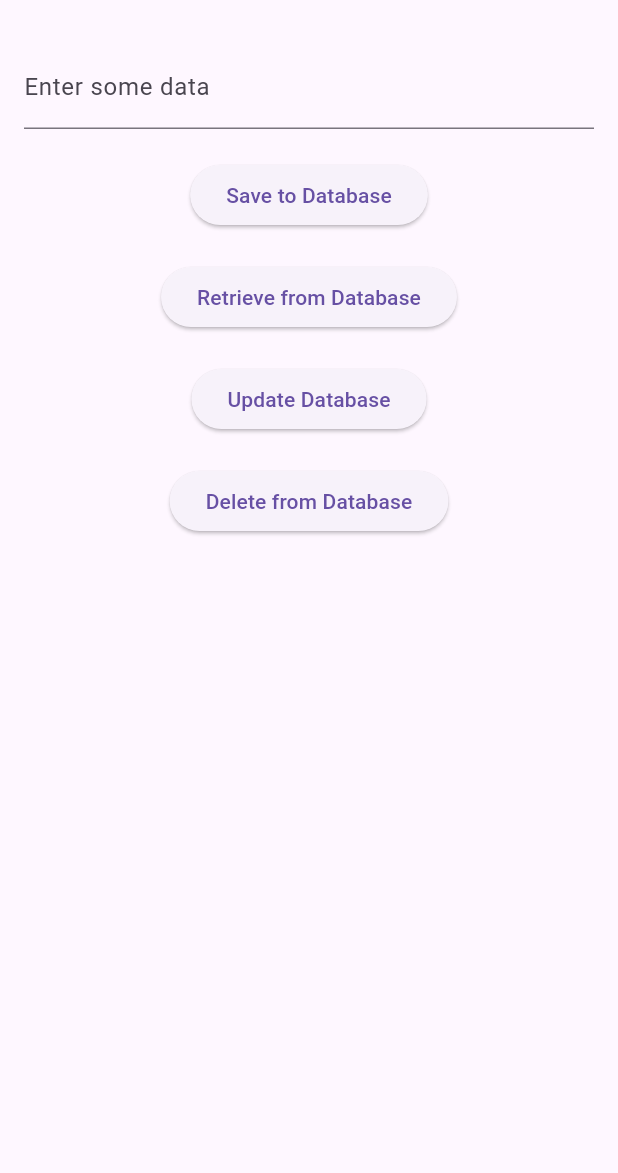
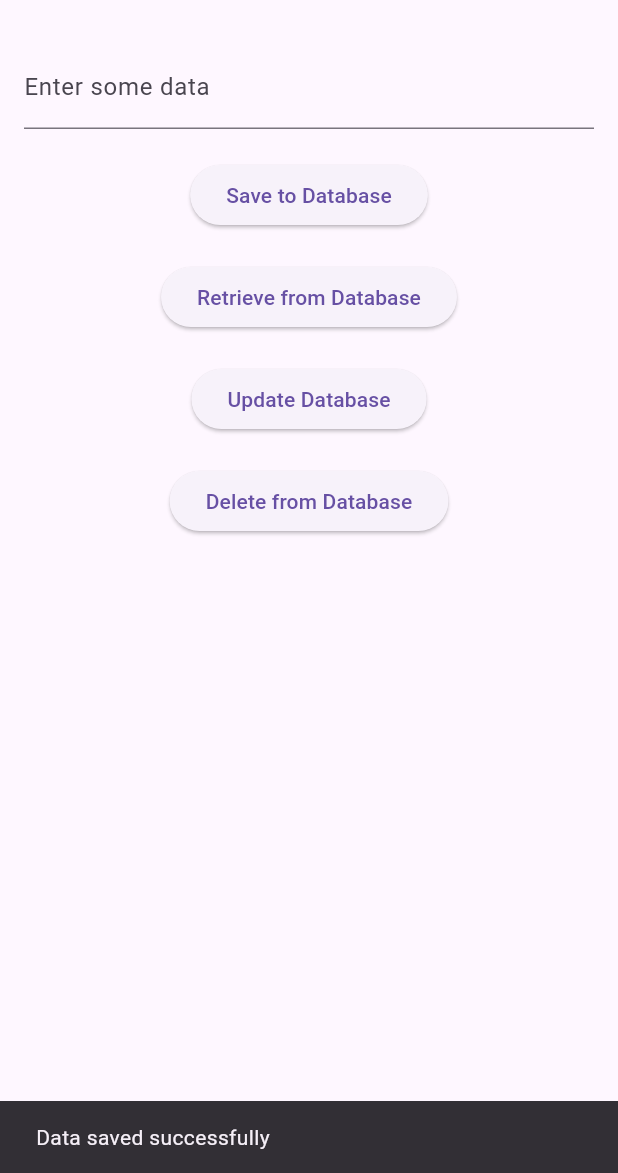
Before and after one commit to bbinxx/flutter_firebase, a Flutter app: the screen it shows after launch, after a tap on "Save to Database", on a phone screen of 412 x 824 dp, the part 63-1236 px from its top. Run offline on Flutter 3.47's test engine with Material 3 defaults, Android fonts, the phone set to English and light mode, and no system bars; our stand-ins replace firebase_core, firebase_database; accounts and stored records are empty; generated files the repository leaves out were written again.

Commit message:
Errors handling implemented

```diff
--- a/lib/views/home.dart
+++ b/lib/views/home.dart
@@ -1,5 +1,3 @@
-// home.dart
-
 import 'package:flutter/material.dart';
 import 'package:firebase_database/firebase_database.dart';
 
@@ -52,25 +50,67 @@ class _MyHomePageState extends State<MyHomePage> {
     );
   }
 
-  void _saveData() {
-    _databaseRef.child('example').set({'data': _controller.text});
-    _controller.clear();
+  void _saveData() async {
+    try {
+      // Generate a unique key for each new entry
+      String? newKey = _databaseRef.child('example').push().key;
+
+      // Use the unique key to add data under that key
+      await _databaseRef
+          .child('example')
+          .child(newKey!)
+          .set({'data': _controller.text});
+      _controller.clear();
+      ScaffoldMessenger.of(context).showSnackBar(
+        SnackBar(content: Text('Data saved successfully')),
+      );
+    } catch (e) {
+      ScaffoldMessenger.of(context).showSnackBar(
+        SnackBar(content: Text('Error saving data: $e')),
+      );
+    }
   }
 
-  void _retrieveData() {
-    _databaseRef.child('example').once().then((DatabaseEvent event) {
+  void _retrieveData() async {
+    try {
+      DatabaseEvent event = await _databaseRef.child('example').once();
       print('Data retrieved: ${event.snapshot.value}');
-    });
+      ScaffoldMessenger.of(context).showSnackBar(
+        SnackBar(content: Text('Data retrieved: ${event.snapshot.value}')),
+      );
+    } catch (e) {
+      ScaffoldMessenger.of(context).showSnackBar(
+        SnackBar(content: Text('Error retrieving data: $e')),
+      );
+    }
   }
 
-  void _updateData() {
-    _databaseRef
-        .child('example')
-        .update({'data': 'Updated ${_controller.text}'});
-    _controller.clear();
+  void _updateData() async {
+    try {
+      await _databaseRef
+          .child('example')
+          .update({'data': 'Updated ${_controller.text}'});
+      _controller.clear();
+      ScaffoldMessenger.of(context).showSnackBar(
+        SnackBar(content: Text('Data updated successfully')),
+      );
+    } catch (e) {
+      ScaffoldMessenger.of(context).showSnackBar(
+        SnackBar(content: Text('Error updating data: $e')),
+      );
+    }
   }
 
-  void _deleteData() {
-    _databaseRef.child('example').remove();
+  void _deleteData() async {
+    try {
+      await _databaseRef.child('example').remove();
+      ScaffoldMessenger.of(context).showSnackBar(
+        SnackBar(content: Text('Data deleted successfully')),
+      );
+    } catch (e) {
+      ScaffoldMessenger.of(context).showSnackBar(
+        SnackBar(content: Text('Error deleting data: $e')),
+      );
+    }
   }
 }
```
